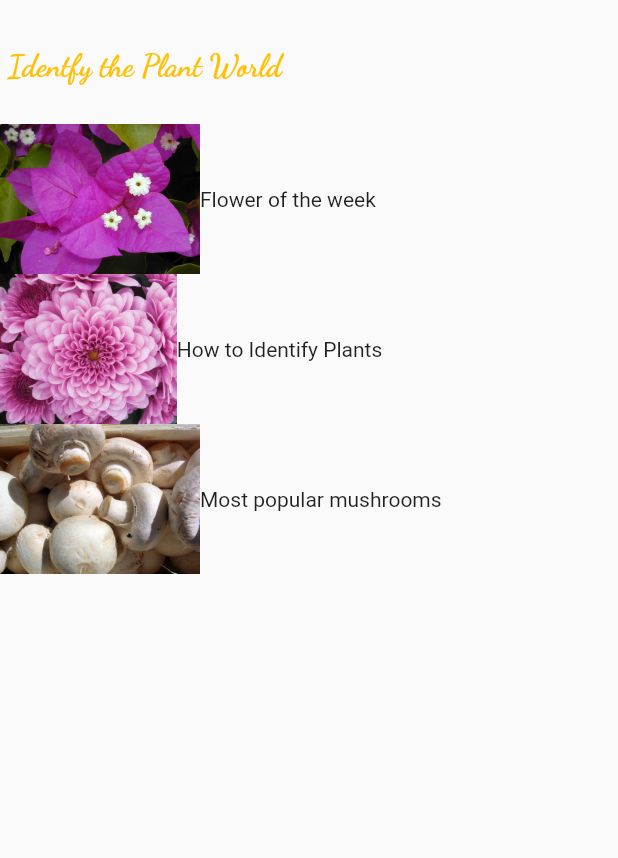
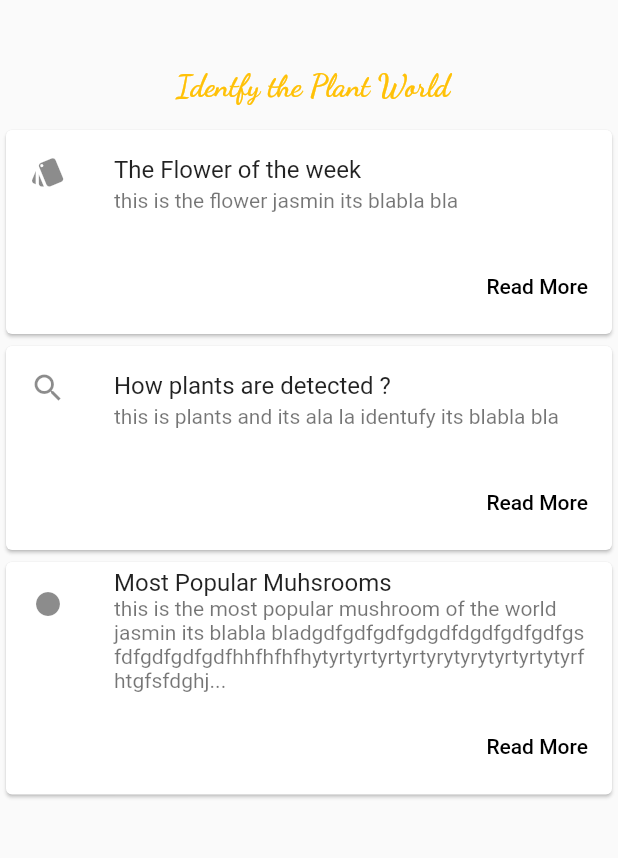
Before and after one commit to akrammustafa/PicsPlant, a Flutter app: the HomePage widget shown alone on an empty page, opened directly, on a phone screen of 412 x 824 dp, the part 215-1073 px from its top. Run offline on Flutter 3.47's test engine with Material 2 defaults, Android fonts, the light colour scheme and no system bars; our stand-ins replace google_fonts, image_picker, universal_io.

Commit message:
flower of the week-howtodetected-popularmushroom pages added

```diff
--- a/lib/pages/home_page.dart
+++ b/lib/pages/home_page.dart
@@ -2,6 +2,9 @@ import 'dart:ui';
 import 'package:google_fonts/google_fonts.dart';
 import 'package:flutter/cupertino.dart';
 import 'package:flutter/material.dart';
+import 'package:imrichapp/pages/floweroftheweek.dart';
+import 'package:imrichapp/pages/howtodetec.dart';
+import 'package:imrichapp/pages/popularmushroom.dart';
 import 'package:url_launcher/url_launcher.dart';
 
 class HomePage extends StatefulWidget {
@@ -70,51 +73,96 @@ class _HomeState extends State<HomePage> {
             ),),
               Container(
           height: 50,
-          child:
+          child:Center(child:
           Text(" Identfy the Plant World",style: GoogleFonts.dancingScript(
           textStyle: TextStyle(
           color: Colors.amber,
           fontSize: 20,
           fontWeight: FontWeight.bold)),),
+          )),
+
+      Center(
+        child: Card(
+          child: Column(
+            mainAxisSize: MainAxisSize.min,
+            children: <Widget>[
+              const ListTile(
+                leading: Icon(Icons.style),
+                title: Text('The Flower of the week '),
+                subtitle: Text('this is the flower jasmin its blabla bla'),
+              ),
+              ButtonBar(
+                children: <Widget>[
+                  FlatButton(
+                    child: const Text('Read More'),
+                    onPressed: () {Navigator.push(
+                      context,
+                      MaterialPageRoute(builder: (context) => Floweroftheweek()),
+                    );},
+                  ),
+                ],
+              ),
+            ],
           ),
+        ),
+      ),
+
+      Center(
+        child: Card(
+          child: Column(
+            mainAxisSize: MainAxisSize.min,
+            children: <Widget>[
+              const ListTile(
+                leading: Icon(Icons.search),
+                title: Text('How plants are detected ?'),
+                subtitle: Text('this is plants and its ala la identufy its blabla bla'),
+              ),
+              ButtonBar(
+                children: <Widget>[
+                  FlatButton(
+                    child: const Text('Read More'),
+                    onPressed: () {Navigator.push(
+                      context,
+                      MaterialPageRoute(builder: (context) => HowPlantsDetected()),
+                    );},
+                  ),
+                ],
+              ),
+            ],
+          ),
+        ),
+      ),
 
 
-      Container(
-        height: 100,
-        child:
-        Row(children: <Widget>[
-          Image.asset("assets/plant/1.jpg"),
-          Text("Flower of the week"),
+      Center(
+        child: Card(
+          child: Column(
+            mainAxisSize: MainAxisSize.min,
+            children: <Widget>[
+              const ListTile(
+                leading: Icon(Icons.fiber_manual_record),
+                title: Text('Most Popular Muhsrooms '),
+                subtitle: Text('this is the most popular mushroom of the world jasmin its blabla bladgdfgdfgdfgdgdfdgdfgdfgdfgsfdfgdfgdfgdfhhfhfhfhytyrtyrtyrtyrtyrytyrytyrtyrtytyrfhtgfsfdghj...'),
+              ),
+              ButtonBar(
+                children: <Widget>[
+                  FlatButton(
+                    child: const Text('Read More'),
+                    onPressed: () { Navigator.push(
+                      context,
+                      MaterialPageRoute(builder: (context) => Mostpopularmushroom()),
+                    );
+                      },
+                  ),
+             //WillPopScope//
+                ],
+              ),
 
-
-        ],)
+            ],
+          ),
+        ),
       ),
 
-      Container(
-
-          height:100,
-          child:
-          Row(children: <Widget>[
-            Image.asset("assets/plant/3.jpg"),
-            Text("How to Identify Plants"),
-
-
-          ],)
-      ),
-
-      Container(
-
-          height:100,
-          child:
-          Row(children: <Widget>[
-            Image.asset("assets/mushrooms/5.jpg"),
-            Text("Most popular mushrooms"),
-
-
-          ],)
-      ),
-
-      ],
-      );
+      ]);
   }
 }
```
Also changed, not shown: lib/pages/floweroftheweek.dart (added, +22 -0 lines), lib/pages/howtodetec.dart (added, +23 -0 lines), lib/pages/information_page.dart (+31 -3 lines), lib/pages/popularmushroom.dart (added, +21 -0 lines).
